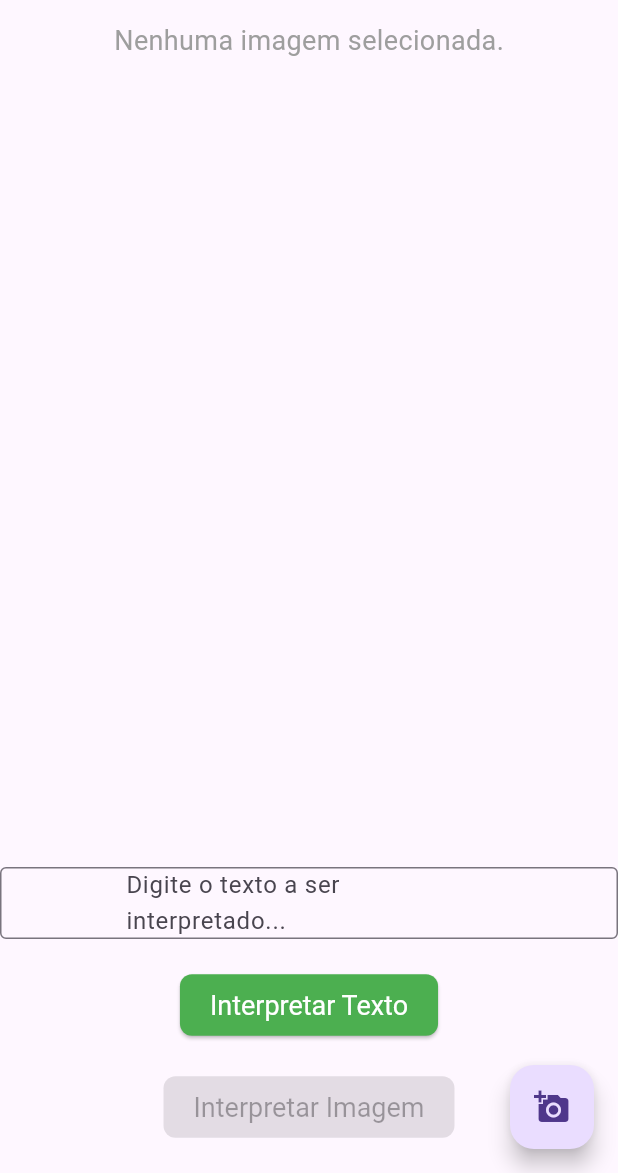
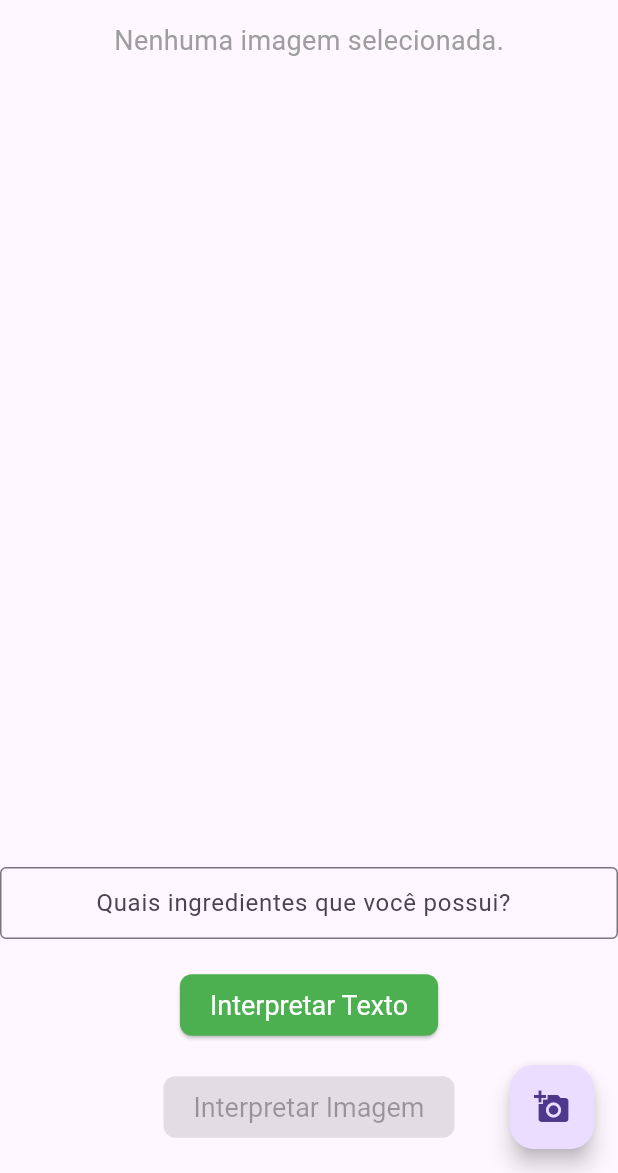
Before and after one commit to Frank-Macedo/Get-Cooking-repo, a Flutter app: the screen it shows after launch, on a phone screen of 412 x 824 dp, the part 63-1236 px from its top. Run offline on Flutter 3.47's test engine with Material 3 defaults, Android fonts, the phone set to English and light mode, and no system bars; our stand-ins replace google_generative_ai, image_picker.

```diff
--- a/lib/main.dart
+++ b/lib/main.dart
@@ -119,9 +119,9 @@ class _MyHomePageState extends State<MyHomePage> {
               controller: _textController,
               maxLines: null,
               decoration: const InputDecoration(
-                hintText: 'Digite o texto a ser interpretado...',
+                hintText: "Quais ingredientes que você possui?",
                 border: OutlineInputBorder(),
-                contentPadding: EdgeInsets.symmetric(horizontal: 80),
+                contentPadding: EdgeInsets.symmetric(horizontal: 60),
 
               ),
             ),
```
Also changed, not shown: pubspec.yaml (+21 -2 lines), assets/icone_grande.png (added), assets/icone_peq.png (added), 6 other files.
